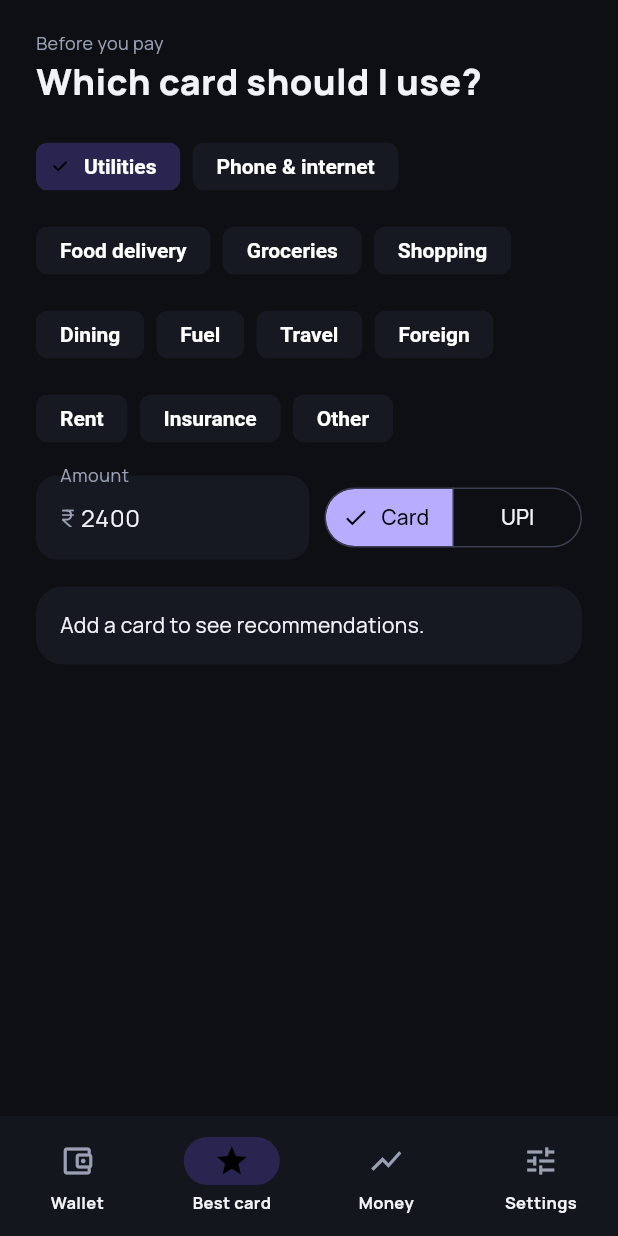
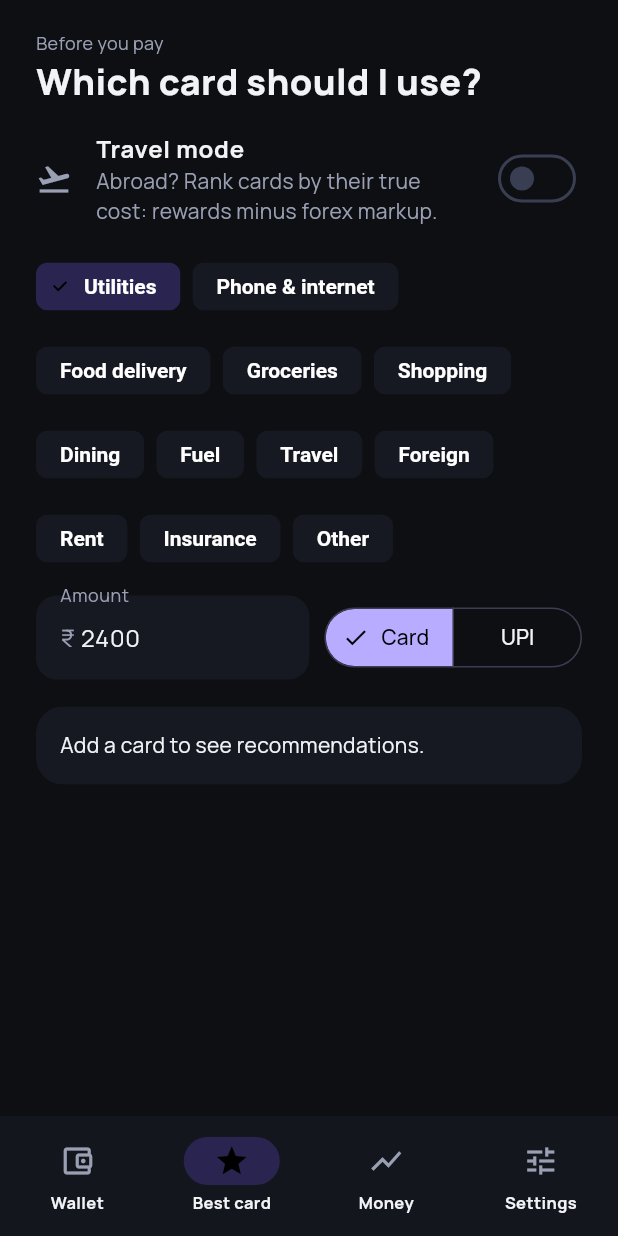
Before and after one commit to VirajP4595/CardMaster, a Flutter app: the BestCardScreen screen opened by its route, on a phone screen of 412 x 824 dp. Run offline on Flutter 3.47's test engine with Material 3 defaults, Android fonts, the phone set to English and light mode, and no system bars; our stand-ins replace drift, file_picker, flutter_local_notifications, flutter_riverpod, flutter_secure_storage, flutter_timezone and 3 more; missing offline and left inert: cryptography, receive_sharing_intent; accounts and stored records are empty; generated files the repository leaves out were written again; project files that could hold a hidden picture were left out.

Commit message:
Add travel mode and card suggestions
- Travel mode: Best card and quick add default to Foreign, ranking
  cards by rewards minus forex markup
- 'A card that fits your spending': catalog cards you don't have,
  valued on your last 90 days of merchant spends (people and rent
  excluded), scaled to a year, minus the card's fee. Ranked only by
  your gain; no links, no paid placement.

Co-Authored-By: Claude Opus 5.5 <noreply@anthropic.com>
Claude-Session: https://claude.ai/code/session_0146smpET1cZz3GXmydRFEN6

```diff
--- a/lib/app/providers.dart
+++ b/lib/app/providers.dart
@@ -6,6 +6,7 @@ import '../domain/fee_waiver.dart';
 import '../domain/models.dart';
 import '../domain/recommender.dart';
 import '../domain/recurring.dart';
+import '../domain/suggestions.dart';
 
 /// Overridden in main() with the opened encrypted database.
 final databaseProvider = Provider<AppDatabase>(
@@ -201,6 +202,7 @@ abstract final class SettingKeys {
   static const lastClipboardHash = 'last_clipboard_hash';
   static const remindersEnabled = 'reminders_enabled';
   static const autoBackup = 'auto_backup';
+  static const travelMode = 'travel_mode';
 }
 
 final settingProvider = StreamProvider.family<String?, String>(
@@ -211,3 +213,38 @@ bool settingOn(WidgetRef ref, String key, {bool fallback = true}) {
   final v = ref.watch(settingProvider(key)).value;
   return v == null ? fallback : v == 'true';
 }
+
+/// "A card that fits your spending" (docs/06 §1.2): catalog cards the user
+/// doesn't have, ranked only by what they'd gain. No referral links.
+final suggestionsProvider = Provider<List<CardSuggestion>>((ref) {
+  final mine = ref.watch(cardsWithBenefitsProvider);
+  if (mine.isEmpty) return const [];
+  final catalog = ref.watch(catalogProvider);
+  final spends = ref.watch(spendsProvider).value ?? const <Spend>[];
+  return suggestCards(
+    mine: mine,
+    candidates: [
+      for (final p in catalog.products)
+        (
+          id: p.id,
+          name: p.name,
+          fee: p.annualFeePaise,
+          card: CardWithBenefits(
+            card: UserCard(
+              id: 'suggest:${p.id}',
+              productId: p.id,
+              bankName: catalog.bank(p.bankId)?.name ?? '',
+              name: p.name,
+              network: p.network,
+              creditLimitPaise: 0,
+              statementDay: 1,
+              dueDay: 20,
+            ),
+            benefits: p.benefits,
+          ),
+        ),
+    ],
+    spends: spends,
+    now: DateTime.now(),
+  );
+});
--- a/lib/features/best_card/best_card_screen.dart
+++ b/lib/features/best_card/best_card_screen.dart
@@ -20,7 +20,7 @@ class BestCardScreen extends ConsumerStatefulWidget {
 }
 
 class _BestCardScreenState extends ConsumerState<BestCardScreen> {
-  SpendCategory _category = SpendCategory.utilities;
+  SpendCategory? _picked;
   int _amountPaise = 240000;
   bool _upi = false;
 
@@ -41,9 +41,13 @@ class _BestCardScreenState extends ConsumerState<BestCardScreen> {
 
   @override
   Widget build(BuildContext context) {
+    final travel = settingOn(ref, SettingKeys.travelMode, fallback: false);
+    final category = _picked ??
+        (travel ? SpendCategory.foreign : SpendCategory.utilities);
     final cards = ref.watch(cardsWithBenefitsProvider);
+    final suggestions = ref.watch(suggestionsProvider);
     final results = recommend(
-      Purchase(category: _category, amountPaise: _amountPaise, viaUpi: _upi),
+      Purchase(category: category, amountPaise: _amountPaise, viaUpi: _upi),
       cards,
     );
     final today = DateTime.now();
@@ -57,13 +61,29 @@ class _BestCardScreenState extends ConsumerState<BestCardScreen> {
             const Caption('Before you pay'),
             const Text('Which card should I use?',
                 style: TextStyle(fontSize: 24, fontWeight: FontWeight.w800)),
-            const SizedBox(height: 16),
+            const SizedBox(height: 8),
+            SwitchListTile(
+              contentPadding: EdgeInsets.zero,
+              secondary: const Icon(Icons.flight_takeoff_outlined),
+              title: const Text('Travel mode',
+                  style: TextStyle(fontWeight: FontWeight.w700)),
+              subtitle: const Text(
+                  'Abroad? Rank cards by their true cost: rewards minus forex markup.'),
+              value: travel,
+              onChanged: (v) async {
+                await ref
+                    .read(databaseProvider)
+                    .setValue(SettingKeys.travelMode, '$v');
+                setState(() => _picked = null);
+              },
+            ),
+            const SizedBox(height: 8),
             Wrap(spacing: 8, runSpacing: 8, children: [
               for (final c in _categories)
                 ChoiceChip(
                   label: Text(c.label),
-                  selected: c == _category,
-                  onSelected: (_) => setState(() => _category = c),
+                  selected: c == category,
+                  onSelected: (_) => setState(() => _picked = c),
                 ),
             ]),
             const SizedBox(height: 14),
@@ -110,6 +130,49 @@ class _BestCardScreenState extends ConsumerState<BestCardScreen> {
                 ),
               const Caption(
                   'Uses your cards\' benefits (some are sample rates until verified) and what you\'ve logged this month for caps.'),
+              if (suggestions.isNotEmpty) ...[
+                const SizedBox(height: 24),
+                const SectionTitle('A card that fits your spending'),
+                for (final sg in suggestions.take(2))
+                  Padding(
+                    padding: const EdgeInsets.only(bottom: 8),
+                    child: Tile(
+                      border: const Color(0xFF3A3E52),
+                      child: Column(
+                        crossAxisAlignment: CrossAxisAlignment.start,
+                        children: [
+                          Row(children: [
+                            Expanded(
+                              child: Text(sg.name,
+                                  style: const TextStyle(
+                                      fontWeight: FontWeight.w700)),
+                            ),
+                            Pill.accent('Suggestion'),
+                          ]),
+                          const SizedBox(height: 6),
+                          Text.rich(TextSpan(children: [
+                            const TextSpan(
+                                text:
+                                    'Based on your last 90 days (worked out on this phone), it would earn about '),
+                            TextSpan(
+                                text:
+                                    '${formatInr(sg.extraPerYearPaise)} more a year',
+                                style: const TextStyle(
+                                    color: AppColors.earned,
+                                    fontWeight: FontWeight.w800)),
+                            TextSpan(
+                                text: sg.annualFeePaise == 0
+                                    ? '.'
+                                    : ' after its ${formatInr(sg.annualFeePaise)} fee.'),
+                          ])),
+                          const SizedBox(height: 4),
+                          const Caption(
+                              'Ranked only by what you\'d earn, using sample rates. No ads, no paid placements, no links.'),
+                        ],
+                      ),
+                    ),
+                  ),
+              ],
               const SizedBox(height: 24),
               const SectionTitle('Pay today with…'),
               const Caption('Most interest-free days for a purchase today'),
--- a/lib/features/money/quick_add_screen.dart
+++ b/lib/features/money/quick_add_screen.dart
@@ -71,6 +71,9 @@ class _QuickAddScreenState extends ConsumerState<QuickAddScreen> {
   @override
   void initState() {
     super.initState();
+    if (ref.read(settingProvider(SettingKeys.travelMode)).value == 'true') {
+      _category = SpendCategory.foreign;
+    }
     final p = widget.prefill;
     if (p != null) {
       if (p.amountPaise != null) _digits = '${p.amountPaise! ~/ 100}';
```
Also changed, not shown: lib/domain/suggestions.dart (added, +81 -0 lines), 2 other files.
